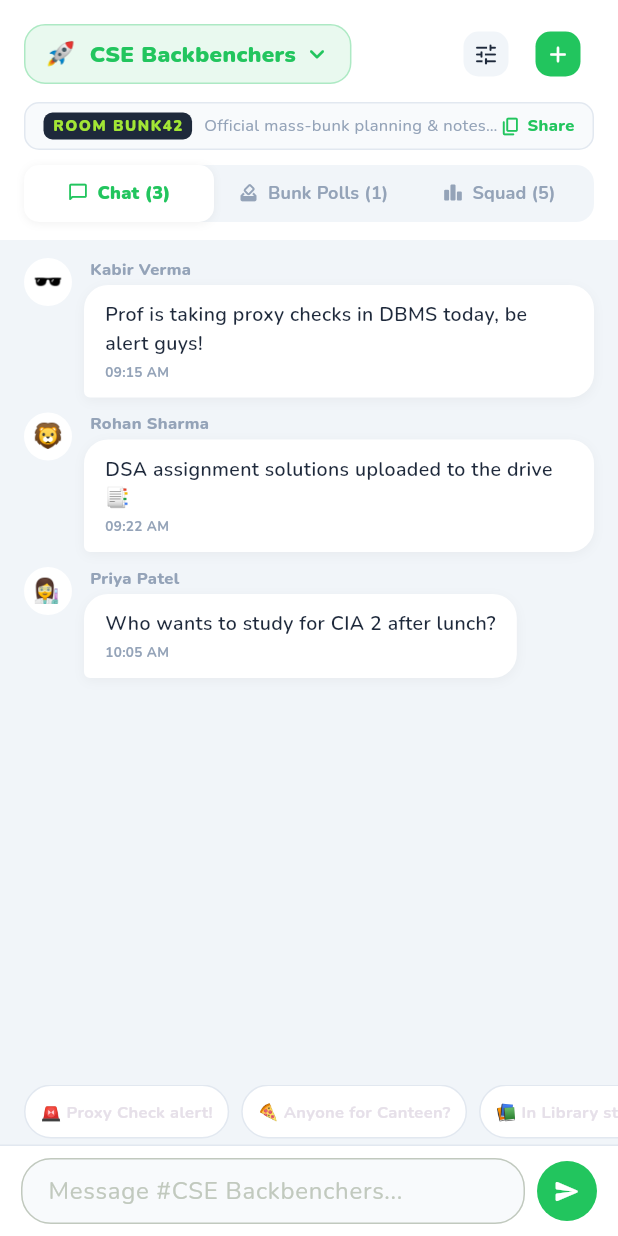
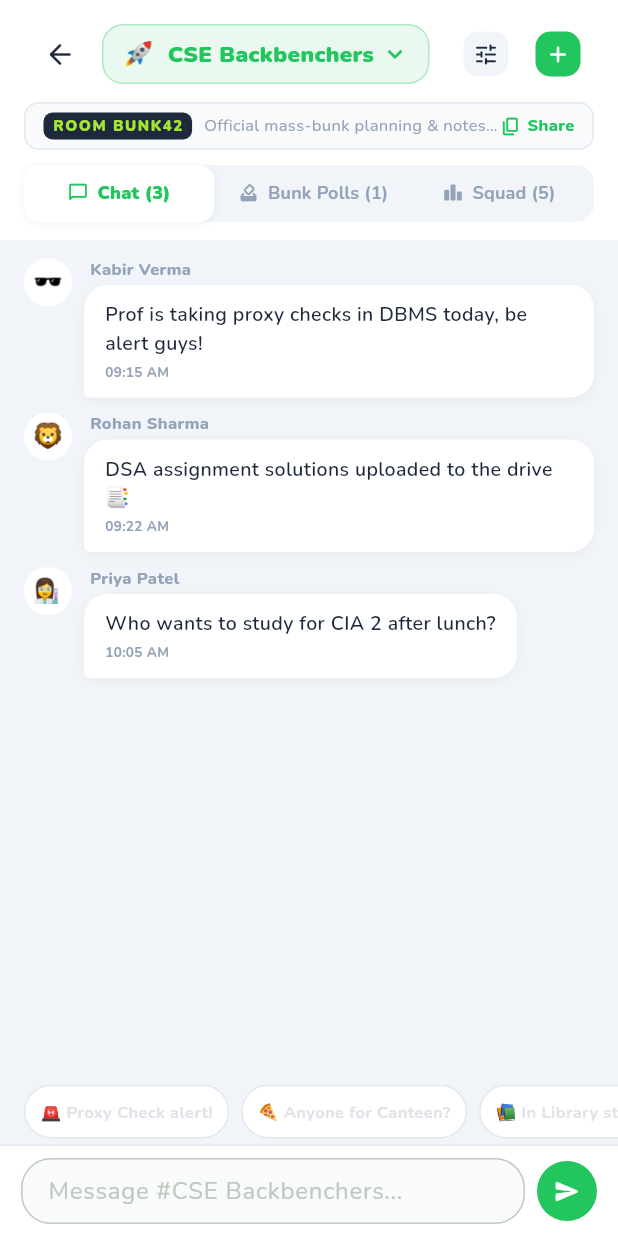
Before and after one commit to Diptish-De/attendance-tracker, a Flutter app: the screen it shows after launch, after a tap on the "dark mode" icon, after a tap on "CSE Backbenchers", on a phone screen of 412 x 824 dp. Run offline on Flutter 3.47's test engine with Material 3 defaults, Android fonts, the phone set to English and light mode, and no system bars; our stand-ins replace google_fonts, shared_preferences.

Commit message:
feat: polish squad room navigation with back button and seamless multi-room focus

```diff
--- a/lib/screens/squad_screen.dart
+++ b/lib/screens/squad_screen.dart
@@ -83,6 +83,14 @@
                   Row(
                     mainAxisAlignment: MainAxisAlignment.spaceBetween,
                     children: [
+                      Row(
+                        children: [
+                          IconButton(
+                            icon: const Icon(Icons.arrow_back_rounded, color: AppColors.textPrimary, size: 22),
+                            tooltip: 'Back',
+                            onPressed: () => Navigator.pop(context),
+                          ),
+                          const SizedBox(width: 4),
                           // Active Room Picker Pill Button
                           GestureDetector(
                             onTap: () => _showRoomSwitchSheet(context),
@@ -99,7 +107,7 @@
                                   Text(activeSquad?.icon ?? '🚀', style: const TextStyle(fontSize: 18)),
                                   const SizedBox(width: 8),
                                   ConstrainedBox(
-                                constraints: const BoxConstraints(maxWidth: 160),
+                                    constraints: const BoxConstraints(maxWidth: 140),
                                     child: Text(
                                       activeSquad?.name ?? 'Select Room',
                                       style: TextStyle(
@@ -115,6 +123,8 @@
                                 ],
                               ),
                             ),
+                          ),
+                        ],
                       ),
 
                       // Room Quick Actions (Customization & Add/Join)
```
Lines whose indentation alone changed are shown as unchanged.
